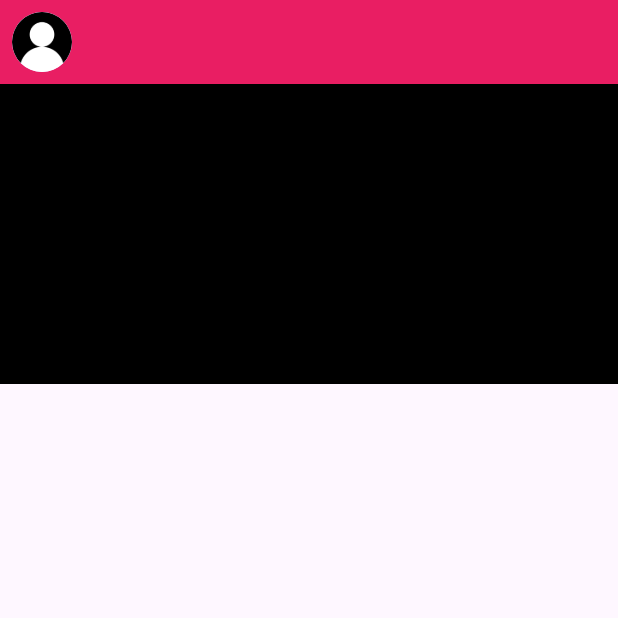
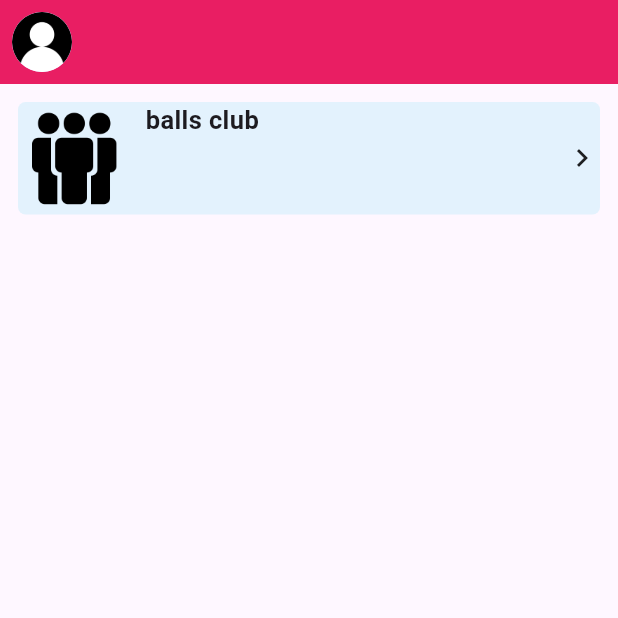
Before and after one commit to Snare295/VirtMNC-client, a Flutter app: the screen it shows after launch, on a phone screen of 412 x 824 dp, the top half of it. Run offline on Flutter 3.47's test engine with Material 2 defaults, Android fonts, the phone set to English and light mode, and no system bars; drawn by our look-alikes of auto_size_text; our stand-ins replace logger.

Commit message:
Add group tile widget

```diff
--- a/lib/ui/pages/home/home_page.dart
+++ b/lib/ui/pages/home/home_page.dart
@@ -8,14 +8,14 @@ class HomePage extends StatelessWidget {
   @override
   Widget build(BuildContext context) {
     return Scaffold(
-      appBar: HomeAppBar(),
+      appBar: const HomeAppBar(),
       drawer: Drawer(
         child: ListView(
           padding: EdgeInsets.zero,
           children: [const DrawerHeader(child: Text("this is my drawer"))],
         ),
       ),
-      body: ListGroups(),
+      body: const ListGroups(),
     );
   }
 }
--- /dev/null
+++ b/lib/ui/widgets/home/group_tile.dart
@@ -0,0 +1,60 @@
+import 'package:auto_size_text/auto_size_text.dart';
+import 'package:flutter/material.dart';
+
+class GroupTile extends StatelessWidget {
+  const GroupTile({
+    super.key,
+    this.name = "The name of group isn't defined",
+    this.groupImg = const AssetImage("assets/images/group.png"),
+  });
+  final String name;
+  final ImageProvider<Object> groupImg;
+
+  @override
+  Widget build(BuildContext context) {
+    return GestureDetector(
+      onTapUp: (details) {},
+      child: Container(
+        height: 75,
+        margin: const EdgeInsets.fromLTRB(12, 12, 12, 0),
+        decoration: BoxDecoration(
+            borderRadius: const BorderRadius.all(Radius.circular(5)),
+            color: Theme.of(context).secondaryHeaderColor),
+        child: Row(
+          children: [
+            Image(
+              image: groupImg,
+            ),
+            const SizedBox(width: 10),
+            Expanded(
+                child: Column(
+              mainAxisAlignment: MainAxisAlignment.start,
+              crossAxisAlignment: CrossAxisAlignment.start,
+              children: [
+                Expanded(
+                  flex: 1,
+                  child: SizedBox.expand(
+                    child: AutoSizeText(
+                      name,
+                      maxLines: 1,
+                      overflow: TextOverflow.fade,
+                      style:
+                          TextStyle(fontSize: 18, fontWeight: FontWeight.bold),
+                    ),
+                  ),
+                ),
+                const Expanded(
+                  flex: 2,
+                  child: SizedBox.expand(),
+                ),
+              ],
+            )),
+            const Icon(
+              Icons.navigate_next,
+            ),
+          ],
+        ),
+      ),
+    );
+  }
+}
--- a/lib/ui/widgets/home/list_groups.dart
+++ b/lib/ui/widgets/home/list_groups.dart
@@ -1,4 +1,5 @@
 import 'package:flutter/material.dart';
+import 'package:virt_mnc/ui/widgets/home/group_tile.dart';
 
 class ListGroups extends StatefulWidget {
   const ListGroups({super.key});
@@ -11,12 +12,7 @@ class _ListGroupsState extends State<ListGroups> {
   @override
   Widget build(BuildContext context) {
     return ListView(
-      children: [
-        Container(
-          color: Colors.black,
-          height: 200,
-        )
-      ],
+      children: [GroupTile(name: "balls club")],
     );
   }
 }
--- a/pubspec.yaml
+++ b/pubspec.yaml
@@ -37,6 +37,7 @@ dependencies:
   cupertino_icons: ^1.0.2
   logger: ^1.3.0
   bloc: ^8.1.2
+  auto_size_text: ^3.0.0
 
 dev_dependencies:
   flutter_test:
@@ -62,7 +63,8 @@ flutter:
 
   # To add assets to your application, add an assets section, like this:
   assets:
-     - assets/images/user.png
+    - assets/images/user.png
+    - assets/images/group.png
 
   # An image asset can refer to one or more resolution-specific "variants", see
   # https://flutter.dev/assets-and-images/#resolution-aware
```
Also changed, not shown: assets/images/group.png (added), pubspec.lock.
